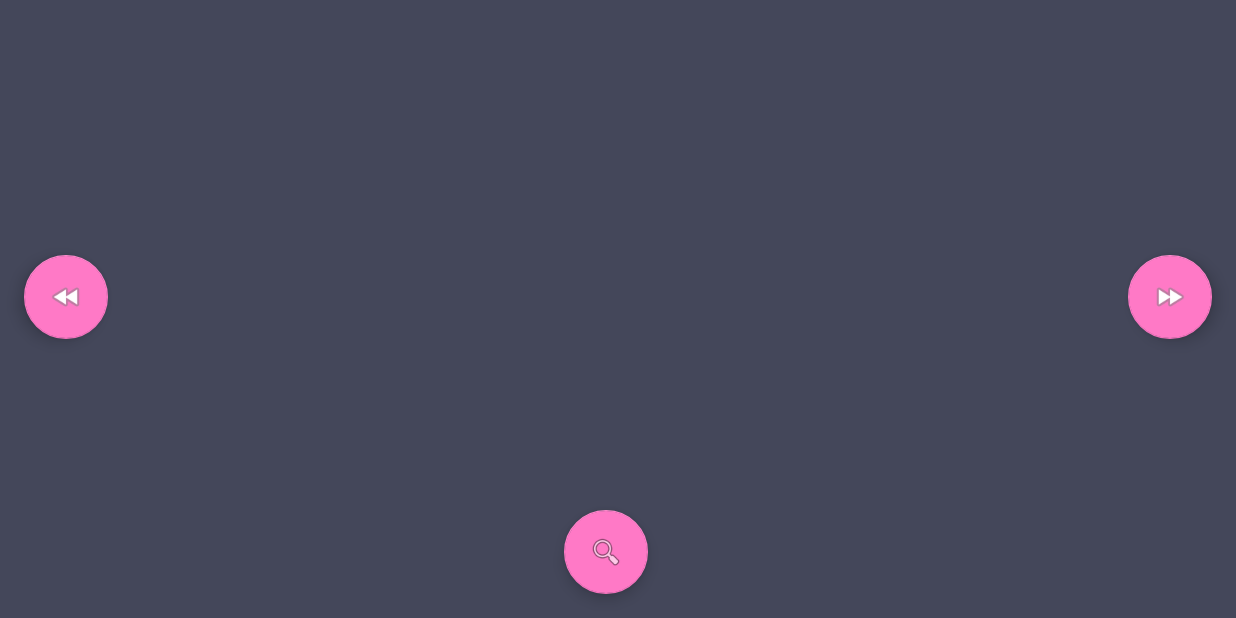
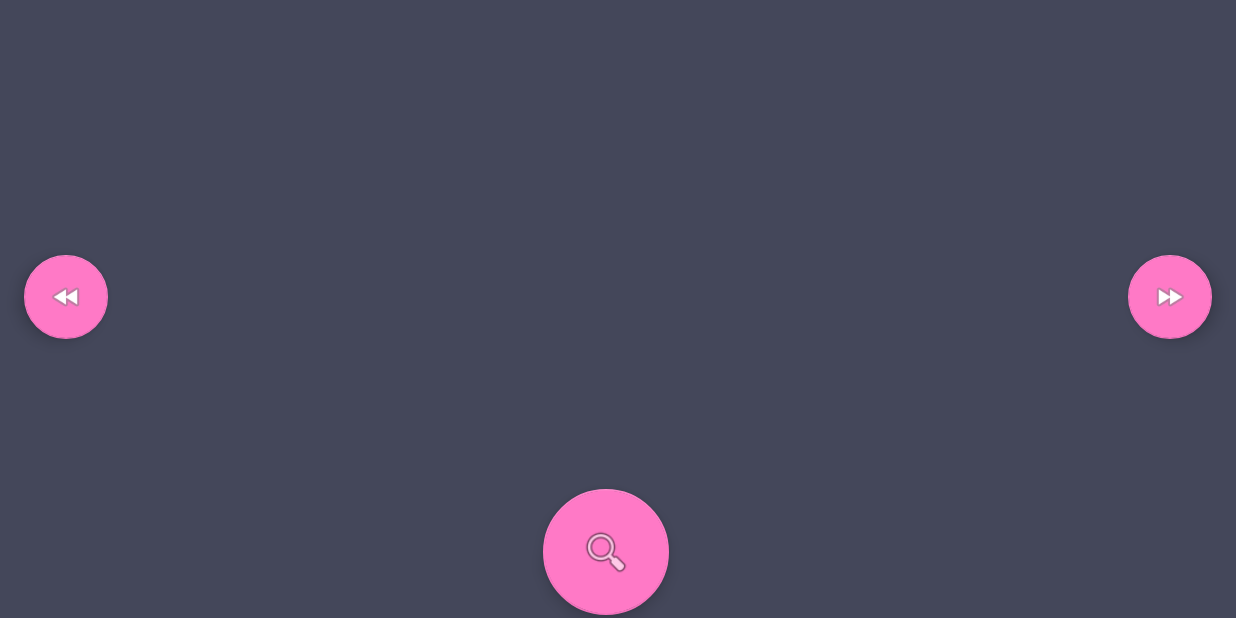
Before and after one commit to painnick/BB8_ESP32, an Android app: the screen it shows after launch (MainActivity), on a phone screen of 824 x 412 dp (held sideways). Run offline under Robolectric (Android 15) with nearby library versions, the phone set to English and light mode, and no system bars; libraries missing offline, so code that uses them is left out: com.google.mediapipe.formats, com.google.mediapipe.solutions; 5 statements that could not run were skipped.

Commit message:
UPDATE. 검색 버튼 크기 수정

```diff
--- a/Android/bb8/src/main/res/layout/activity_main.xml
+++ b/Android/bb8/src/main/res/layout/activity_main.xml
@@ -46,6 +46,8 @@
         android:layout_gravity="center_horizontal|bottom"
         android:layout_marginEnd="16dp"
         android:layout_marginBottom="16dp"
+        android:scaleX="1.5"
+        android:scaleY="1.5"
         app:srcCompat="@android:drawable/ic_menu_search" />
 
 </androidx.coordinatorlayout.widget.CoordinatorLayout>
```
